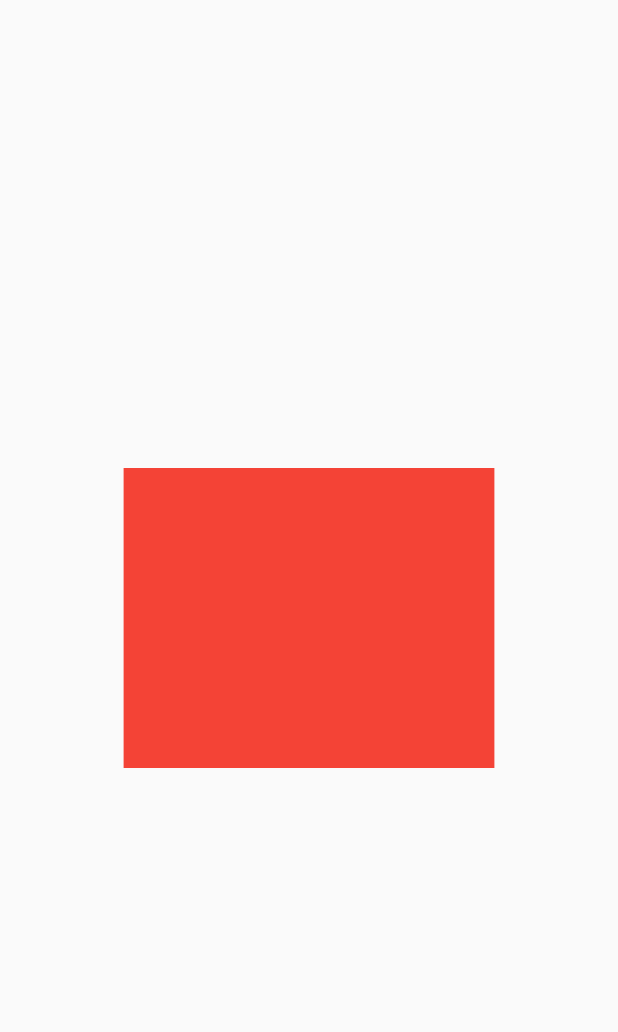
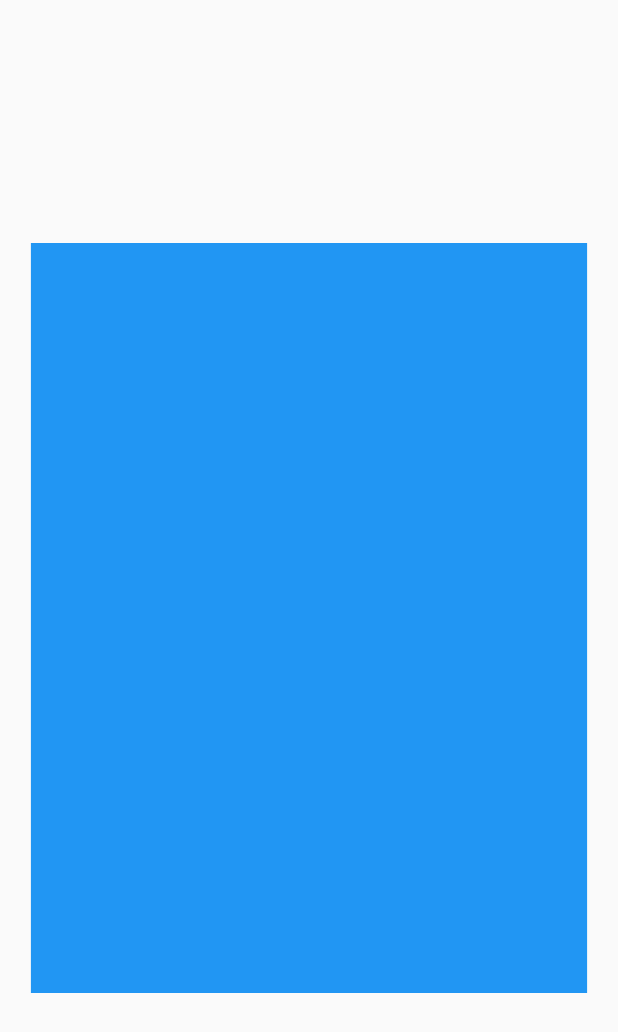
Before and after one commit to taylanyildiz/flutter_page_transition, a Flutter app: the screen it shows after launch, on a phone screen of 412 x 824 dp. Shown: the top 1032 px of the screen. Run offline on Flutter 3.47's test engine with Material 2 defaults, Android fonts, the light colour scheme and no system bars.

Commit message:
one page transition drag

```diff
--- a/lib/screens/home_screen.dart
+++ b/lib/screens/home_screen.dart
@@ -12,25 +12,41 @@ class HomeScreen extends StatefulWidget {
 }
 
 class _HomeScreenState extends State<HomeScreen> {
-  PageTransitionController? _controller;
+  // PageTransitionController? _controller;
 
-  @override
-  void initState() {
-    super.initState();
-    _controller = PageTransitionController(
-      initalizePage: 0,
-      onTranstionChanged: (animation) => {},
-    );
-  }
+  // @override
+  // void initState() {
+  //   super.initState();
+  //   _controller = PageTransitionController(
+  //     initalizePage: 0,
+  //     onTranstionChanged: (animation) => {},
+  //   );
+  // }
 
   @override
   Widget build(BuildContext context) {
     return Scaffold(
       body: Stack(
         children: [
-          PageTransitonView(
-            pages: [],
-          )
+          PageTransitionView(
+            pages: [
+              Container(
+                width: 100.0,
+                height: 100.0,
+                color: Colors.red,
+              ),
+              Container(
+                width: 100.0,
+                height: 100.0,
+                color: Colors.orange,
+              ),
+              Container(
+                width: 100.0,
+                height: 100.0,
+                color: Colors.blue,
+              )
+            ],
+          ),
         ],
       ),
     );
--- a/lib/widgets/transition_action.dart
+++ b/lib/widgets/transition_action.dart
@@ -1,8 +1,11 @@
 import 'package:flutter/material.dart';
 import 'widget.dart';
 
-abstract class RepleceablePageAction extends StatelessWidget {
-  RepleceablePageAction({
+final _alignDefault = Alignment(0.0, 0.0);
+
+abstract class ReplaceablePageAction extends StatelessWidget {
+  /// Constructor ReplaceablePageAction
+  ReplaceablePageAction({
     Key? key,
     this.direction = Axis.horizontal,
     this.currentPage = false,
@@ -32,7 +35,7 @@ abstract class RepleceablePageAction extends StatelessWidget {
   /// that encloses the given context
   /// this position  [DragUpdateDetails] change our showing page horizontal
   void _handleChangePosition(BuildContext context, detail) {
-    PageTransitonView.of(context)!.changePage(detail);
+    PageTransitionView.of(context)!.changePage(detail);
   }
 
   /// If the [Axis] is horziontal return true
@@ -52,19 +55,27 @@ abstract class RepleceablePageAction extends StatelessWidget {
   Widget buildAction(BuildContext context);
 }
 
-class PageTransitionAction extends RepleceablePageAction {
-  /// Constructor [PageTransitionAction] child [PageTransitonView]
+class PageTransitionAction extends ReplaceablePageAction {
+  /// Constructor [PageTransitionAction] child [PageTransitionView]
   PageTransitionAction({
     Key? key,
     required this.child,
     bool currentPage = false,
+    this.alignment,
   }) : super(
           key: key,
           currentPage: currentPage,
         );
 
+  /// Returns build action widget
   final Widget child;
 
+  /// Every page have alignment
+  final Alignment? alignment;
+
   @override
-  Widget buildAction(BuildContext context) => child;
+  Widget buildAction(BuildContext context) => Align(
+        alignment: alignment ?? _alignDefault,
+        child: child,
+      );
 }
--- a/lib/widgets/transition_page_view.dart
+++ b/lib/widgets/transition_page_view.dart
@@ -1,5 +1,4 @@
 import 'package:flutter/material.dart';
-import 'package:flutter/physics.dart';
 import 'package:flutter_page_transition/widgets/widget.dart';
 
 /// [TransitionActionType] change page animation
@@ -15,6 +14,7 @@ enum TransitionActionType {
   circle,
 }
 
+/// Returns build widget child action [TransitionActionDelegateBuilder]
 typedef TransitionActionDelegateBuilder = Widget Function(BuildContext context,
     int index, Animation? animation, TransitionActionType actionType);
 
@@ -33,16 +33,16 @@ abstract class TransitionActionDelegate {
 class TransitionActionListDelageteBuilder extends TransitionActionDelegate {
   /// Constructor
   TransitionActionListDelageteBuilder({
-    required this.pages,
+    required this.child,
   });
 
   /// Page lists
-  final Widget? pages;
+  final Widget? child;
 
   @override
   Widget build(BuildContext cntext, int index, Animation? animation,
           TransitionActionType actionType) =>
-      pages!;
+      child!;
 }
 
 class _TransitionScope extends InheritedWidget {
@@ -52,13 +52,16 @@ class _TransitionScope extends InheritedWidget {
     required this.state,
   }) : super(key: key, child: child);
 
-  final PageTransitonViewState state;
+  final PageTransitionViewState state;
 
   @override
   bool updateShouldNotify(_TransitionScope oldWidget) =>
       oldWidget.state != state;
 }
 
+/// PageTransitionController return [PageTransitionView] animation, pages index.
+///
+/// Default value have [PageTransitionController]
 class PageTransitionController {
   /// Constructor PageTransitionController
   PageTransitionController({
@@ -79,8 +82,8 @@ class PageTransitionController {
   Animation? changeAnimation;
 }
 
-class PageTransitonView extends StatefulWidget {
-  PageTransitonView({
+class PageTransitionView extends StatefulWidget {
+  PageTransitionView({
     Key? key,
     required List<Widget>? pages,
     Axis? direction,
@@ -96,8 +99,8 @@ class PageTransitonView extends StatefulWidget {
           direction: direction,
         );
 
-  /// Constructor PageTransitionView [PageTransitonView.builder]
-  const PageTransitonView.builder({
+  /// Constructor PageTransitionView [PageTransitionView.builder]
+  const PageTransitionView.builder({
     Key? key,
     required this.pages,
     this.direction = Axis.horizontal,
@@ -120,7 +123,7 @@ class PageTransitonView extends StatefulWidget {
   /// Page List
   final List<Widget>? pages;
 
-  /// Specifies to close this slidable after the closest [PageTransitonView]'s position changed.
+  /// Specifies to close this slidable after the closest [PageTransitionView]'s position changed.
   /// If false, the child will not show.
   final bool? isShow;
 
@@ -128,24 +131,24 @@ class PageTransitonView extends StatefulWidget {
   final TransitionActionType? actionType;
 
   /// [_TransitionScope] changable position control.
-  static PageTransitonViewState? of(BuildContext context) {
+  static PageTransitionViewState? of(BuildContext context) {
     final _TransitionScope? scope =
         context.dependOnInheritedWidgetOfExactType<_TransitionScope>();
     return scope?.state;
   }
 
   @override
-  PageTransitonViewState createState() => PageTransitonViewState();
+  PageTransitionViewState createState() => PageTransitionViewState();
 }
 
-class PageTransitonViewState extends State<PageTransitonView>
+class PageTransitionViewState extends State<PageTransitionView>
     with TickerProviderStateMixin {
   /// Number of Pages Widget.
   int? pageCount;
 
   /// Pages Offset position set-get
   Offset position = Offset(0, 0);
-  Alignment _dragAlignment = Alignment.center;
+  Alignment _dragAlignment = Alignment(0.0, 0.0);
 
   /// Animation Transition Controller
   AnimationController? _transitionAnimationController;
@@ -158,9 +161,7 @@ class PageTransitonViewState extends State<PageTransitonView>
     super.initState();
     _transitionAnimationController = AnimationController(vsync: this);
     _transitionAnimationController!.addListener(() {
-      setState(() {
-        _dragAlignment = _transitonAnimation!.value;
-      });
+      setState(() {});
     });
   }
 
@@ -177,40 +178,19 @@ class PageTransitonViewState extends State<PageTransitonView>
   /// [GestureDetector] returns values [detail] location position.
   void changePage(detail) {
     if (detail is DragUpdateDetails) {
-      setState(() => _dragAlignment += Alignment(
-          detail.delta.dx / (MediaQuery.of(context).size.width / 8), 0));
+      setState(() => _dragAlignment += Alignment(detail.delta.dx / 10.0, 0));
     }
     if (detail is DragDownDetails) _transitionAnimationController!.stop();
-    if (detail is DragEndDetails)
+    if (detail is DragEndDetails) {
       _runAnimation(detail, MediaQuery.of(context).size);
+      print(detail.velocity.pixelsPerSecond.dx);
+    }
   }
 
-  void _runAnimation(DragEndDetails detail, Size size) {
-    final pixelsPerSecond = detail.velocity.pixelsPerSecond;
+  void _runAnimation(DragEndDetails detail, Size size) {}
 
-    _transitonAnimation = _transitionAnimationController!.drive(
-      AlignmentTween(
-        begin: _dragAlignment,
-        end: Alignment.center,
-      ),
-    );
-    final unitsPerSecondX = pixelsPerSecond.dx / size.width;
-    final unitsPerSecondY = pixelsPerSecond.dy / size.height;
-    final unitsPerSecond = Offset(unitsPerSecondX, unitsPerSecondY);
-    final unitVelocity = unitsPerSecond.distance;
-
-    const spring = SpringDescription(
-      mass: 30,
-      stiffness: 1,
-      damping: 1,
-    );
-
-    final simulation = SpringSimulation(spring, 0, 1, -unitVelocity);
-    _transitionAnimationController!.animateWith(simulation);
-  }
-
-  /// Check TransitionType
-  bool get _actionType => widget.actionType == TransitionActionType.none;
+  // /// Check TransitionType
+  // bool get _actionType => widget.actionType == TransitionActionType.none;
 
   /// Check Position by use Axis direction.
   Widget _checkPositionWidget(Widget child) {
@@ -230,29 +210,45 @@ class PageTransitonViewState extends State<PageTransitonView>
     return Container();
   }
 
-  @override
-  void didUpdateWidget(PageTransitonView oldWidget) {
-    super.didUpdateWidget(oldWidget);
-    if (widget.isShow != oldWidget.isShow) {}
+  // @override
+  // void didUpdateWidget(PageTransitionView oldWidget) {
+  //   super.didUpdateWidget(oldWidget);
+  //   if (widget.isShow != oldWidget.isShow) {}
+  // }
+
+  /// Index 0 widget returns [GestureDetector] detail
+  ///
+  ///
+  /// Which page is current page control.
+  Widget _listLayout() {
+    final content = <Widget>[];
+    final p = widget.pages!.length;
+
+    for (var i = 0; i < p; i++) {
+      content.add(
+        _TransitionScope(
+          child: PageTransitionAction(
+            alignment: widget.isShow! ? _dragAlignment : null,
+            child: widget.pages![i],
+          ),
+          state: this,
+        ),
+      );
+    }
+    return Container();
   }
 
   @override
   Widget build(BuildContext context) {
     final size = MediaQuery.of(context).size;
-    return Align(
-      alignment: _dragAlignment,
-      child: _TransitionScope(
-        state: this,
-        child: Stack(
-          children: [
-            PageTransitionAction(
-              child: Container(
-                color: Colors.red,
-                width: size.width * .6,
-                height: 200.0,
-              ),
-            ),
-          ],
+    return _TransitionScope(
+      state: this,
+      child: PageTransitionAction(
+        alignment: _dragAlignment,
+        child: Container(
+          color: Colors.blue,
+          width: size.width * .9,
+          height: 500.0,
         ),
       ),
     );
--- a/pubspec.yaml
+++ b/pubspec.yaml
@@ -11,8 +11,6 @@ dependencies:
   flutter:
     sdk: flutter
 
-
-
   cupertino_icons: ^1.0.2
 
 dev_dependencies:
@@ -21,5 +19,4 @@ dev_dependencies:
 
 flutter:
 
-
   uses-material-design: true
```
Also changed, not shown: 1 other file.
